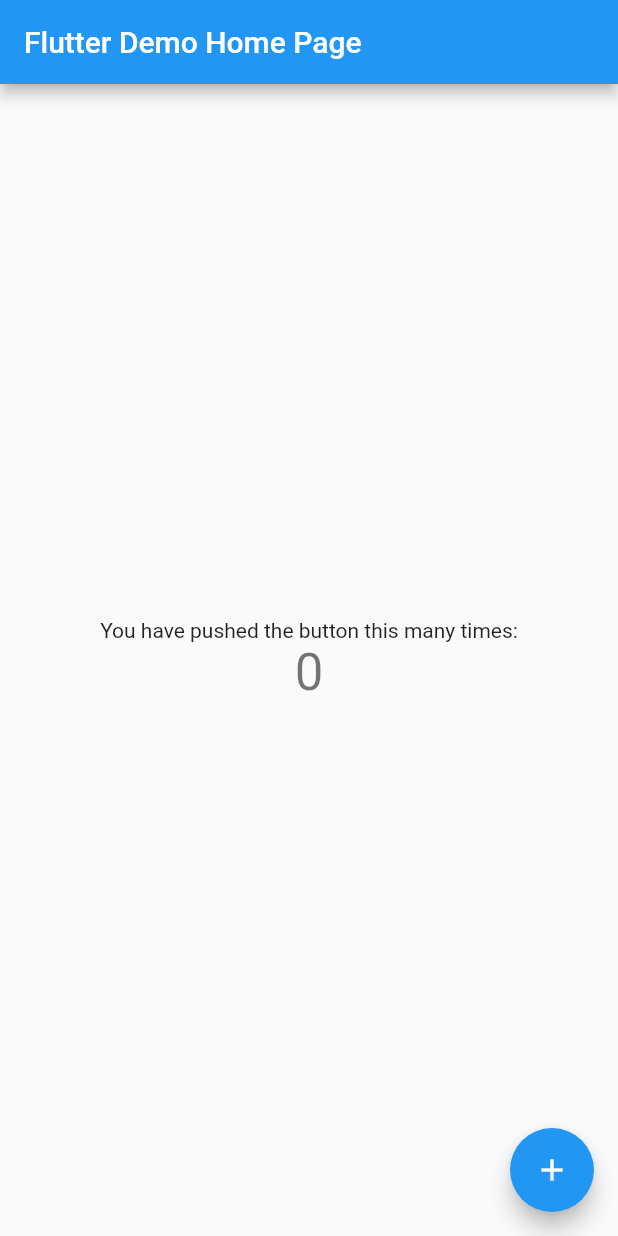
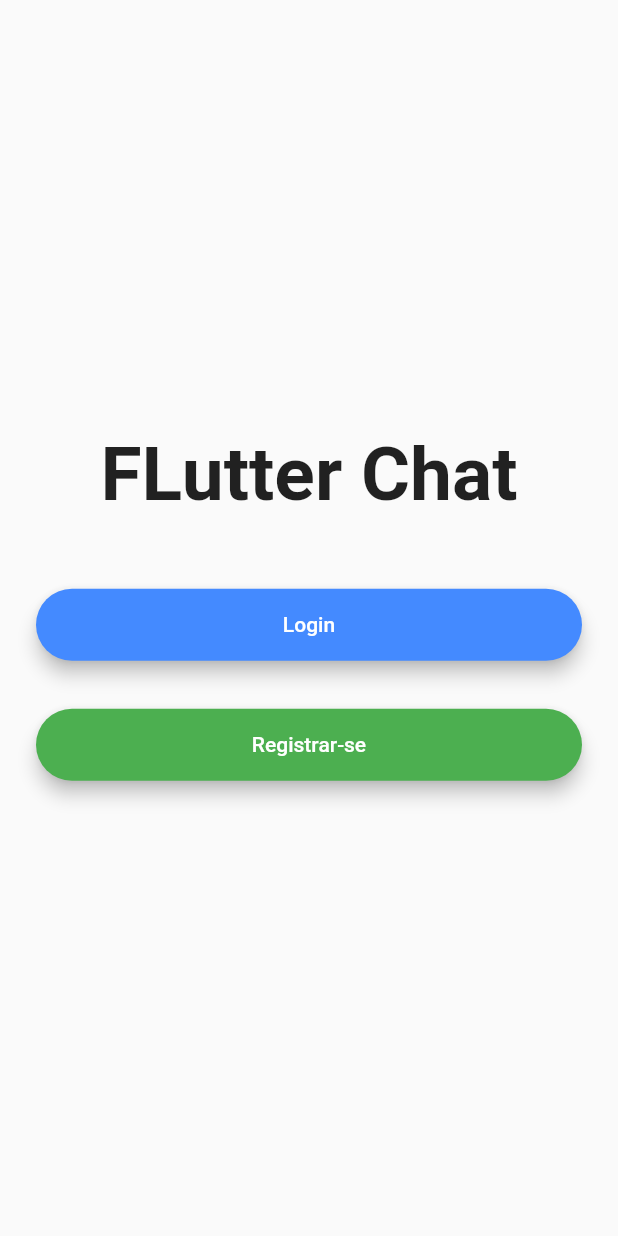
Before and after one commit to victorEsantos/flutter_chat, a Flutter app: the screen it shows after launch, on a phone screen of 412 x 824 dp. Run offline on Flutter 3.47's test engine with Material 2 defaults, Android fonts, the phone set to English and light mode, and no system bars; our stand-ins replace cloud_firestore, firebase_auth, firebase_core; accounts and stored records are empty.

```diff
--- a/lib/main.dart
+++ b/lib/main.dart
@@ -1,115 +1,57 @@
+import 'package:firebase_core/firebase_core.dart';
 import 'package:flutter/material.dart';
+import 'package:flutter_chat/screens/login_screen.dart';
+import 'package:flutter_chat/screens/main_screen.dart';
+import 'package:flutter_chat/screens/register_screen.dart';
+import 'package:flutter_chat/screens/welcome_screen.dart';
 
 void main() {
-  runApp(const MyApp());
+  runApp(const NotesApp());
 }
 
-class MyApp extends StatelessWidget {
-  const MyApp({Key? key}) : super(key: key);
+class NotesApp extends StatefulWidget {
+  const NotesApp({Key? key}) : super(key: key);
 
-  // This widget is the root of your application.
   @override
-  Widget build(BuildContext context) {
-    return MaterialApp(
-      title: 'Flutter Demo',
-      theme: ThemeData(
-        // This is the theme of your application.
-        //
-        // Try running your application with "flutter run". You'll see the
-        // application has a blue toolbar. Then, without quitting the app, try
-        // changing the primarySwatch below to Colors.green and then invoke
-        // "hot reload" (press "r" in the console where you ran "flutter run",
-        // or simply save your changes to "hot reload" in a Flutter IDE).
-        // Notice that the counter didn't reset back to zero; the application
-        // is not restarted.
-        primarySwatch: Colors.blue,
-      ),
-      home: const MyHomePage(title: 'Flutter Demo Home Page'),
-    );
-  }
+  State<NotesApp> createState() => _NotesAppState();
 }
 
-class MyHomePage extends StatefulWidget {
-  const MyHomePage({Key? key, required this.title}) : super(key: key);
+class _NotesAppState extends State<NotesApp> {
+  late Future<FirebaseApp> _firebaseInit;
 
-  // This widget is the home page of your application. It is stateful, meaning
-  // that it has a State object (defined below) that contains fields that affect
-  // how it looks.
-
-  // This class is the configuration for the state. It holds the values (in this
-  // case the title) provided by the parent (in this case the App widget) and
-  // used by the build method of the State. Fields in a Widget subclass are
-  // always marked "final".
-
-  final String title;
+  Future<FirebaseApp> _initializeFirebase() async {
+    return await Firebase.initializeApp();
+  }
 
   @override
-  State<MyHomePage> createState() => _MyHomePageState();
-}
-
-class _MyHomePageState extends State<MyHomePage> {
-  int _counter = 0;
-
-  void _incrementCounter() {
-    setState(() {
-      // This call to setState tells the Flutter framework that something has
-      // changed in this State, which causes it to rerun the build method below
-      // so that the display can reflect the updated values. If we changed
-      // _counter without calling setState(), then the build method would not be
-      // called again, and so nothing would appear to happen.
-      _counter++;
-    });
+  void initState() {
+    _firebaseInit = _initializeFirebase();
+    super.initState();
   }
 
   @override
   Widget build(BuildContext context) {
-    // This method is rerun every time setState is called, for instance as done
-    // by the _incrementCounter method above.
-    //
-    // The Flutter framework has been optimized to make rerunning build methods
-    // fast, so that you can just rebuild anything that needs updating rather
-    // than having to individually change instances of widgets.
-    return Scaffold(
-      appBar: AppBar(
-        // Here we take the value from the MyHomePage object that was created by
-        // the App.build method, and use it to set our appbar title.
-        title: Text(widget.title),
-      ),
-      body: Center(
-        // Center is a layout widget. It takes a single child and positions it
-        // in the middle of the parent.
-        child: Column(
-          // Column is also a layout widget. It takes a list of children and
-          // arranges them vertically. By default, it sizes itself to fit its
-          // children horizontally, and tries to be as tall as its parent.
-          //
-          // Invoke "debug painting" (press "p" in the console, choose the
-          // "Toggle Debug Paint" action from the Flutter Inspector in Android
-          // Studio, or the "Toggle Debug Paint" command in Visual Studio Code)
-          // to see the wireframe for each widget.
-          //
-          // Column has various properties to control how it sizes itself and
-          // how it positions its children. Here we use mainAxisAlignment to
-          // center the children vertically; the main axis here is the vertical
-          // axis because Columns are vertical (the cross axis would be
-          // horizontal).
-          mainAxisAlignment: MainAxisAlignment.center,
-          children: <Widget>[
-            const Text(
-              'You have pushed the button this many times:',
-            ),
-            Text(
-              '$_counter',
-              style: Theme.of(context).textTheme.headline4,
-            ),
-          ],
-        ),
-      ),
-      floatingActionButton: FloatingActionButton(
-        onPressed: _incrementCounter,
-        tooltip: 'Increment',
-        child: const Icon(Icons.add),
-      ), // This trailing comma makes auto-formatting nicer for build methods.
+    return FutureBuilder(
+      future: _firebaseInit,
+      builder: (context, snapshot) {
+        if (snapshot.hasError) {
+          return const Center(
+            child: Text('Não foi possível inicializar o banco de dados'),
+          );
+        }
+        if (snapshot.connectionState == ConnectionState.done) {
+          return MaterialApp(initialRoute: WelcomeScreen.id, routes: {
+            WelcomeScreen.id: (context) => const WelcomeScreen(),
+            LoginScreen.id: (context) => const LoginScreen(),
+            RegisterScreen.id: (context) => const RegisterScreen(),
+            MainScreen.id: (context) => const MainScreen(),
+          });
+        }
+
+        return const Center(
+          child: CircularProgressIndicator(),
+        );
+      },
     );
   }
 }
--- /dev/null
+++ b/lib/screens/welcome_screen.dart
@@ -0,0 +1,54 @@
+import 'package:flutter/material.dart';
+import 'package:flutter_chat/screens/register_screen.dart';
+import 'package:flutter_chat/widgets/rounded_button.dart';
+
+import 'login_screen.dart';
+
+class WelcomeScreen extends StatefulWidget {
+  const WelcomeScreen({Key? key}) : super(key: key);
+
+  static const String id = 'welcome_screen';
+
+  @override
+  State<WelcomeScreen> createState() => _WelcomeScreenState();
+}
+
+class _WelcomeScreenState extends State<WelcomeScreen> {
+  @override
+  Widget build(BuildContext context) {
+    return Scaffold(
+      body: Padding(
+        padding: const EdgeInsets.symmetric(horizontal: 24.0),
+        child: Column(
+          mainAxisAlignment: MainAxisAlignment.center,
+          crossAxisAlignment: CrossAxisAlignment.stretch,
+          children: [
+            const Center(
+              child: Text(
+                'FLutter Chat',
+                style: TextStyle(fontSize: 50.0, fontWeight: FontWeight.bold),
+              ),
+            ),
+            const SizedBox(
+              height: 30.0,
+            ),
+            RoundedButton(
+              color: Colors.blueAccent,
+              title: 'Login',
+              onPressed: () {
+                Navigator.pushNamed(context, LoginScreen.id);
+              },
+            ),
+            RoundedButton(
+              color: Colors.green,
+              title: 'Registrar-se',
+              onPressed: () {
+                Navigator.pushNamed(context, RegisterScreen.id);
+              },
+            ),
+          ],
+        ),
+      ),
+    );
+  }
+}
--- /dev/null
+++ b/lib/widgets/rounded_button.dart
@@ -0,0 +1,37 @@
+import 'package:flutter/material.dart';
+
+class RoundedButton extends StatelessWidget {
+  const RoundedButton({
+    Key? key,
+    this.color,
+    required this.title,
+    required this.onPressed,
+  }) : super(key: key);
+
+  final Color? color;
+  final String title;
+  final VoidCallback onPressed;
+
+  @override
+  Widget build(BuildContext context) {
+    return Padding(
+      padding: const EdgeInsets.symmetric(vertical: 16.0),
+      child: Material(
+        elevation: 5.0,
+        color: color,
+        borderRadius: BorderRadius.circular(30.0),
+        child: MaterialButton(
+          onPressed: onPressed,
+          minWidth: 200.0,
+          height: 42.0,
+          child: Text(
+            title,
+            style: const TextStyle(
+              color: Colors.white,
+            ),
+          ),
+        ),
+      ),
+    );
+  }
+}
```
Also changed, not shown: lib/constants.dart (added, +18 -0 lines), lib/screens/login_screen.dart (added, +76 -0 lines), lib/screens/main_screen.dart (added, +124 -0 lines), lib/screens/register_screen.dart (added, +78 -0 lines), lib/services/notes_service.dart (added, +53 -0 lines), 2 other files.
